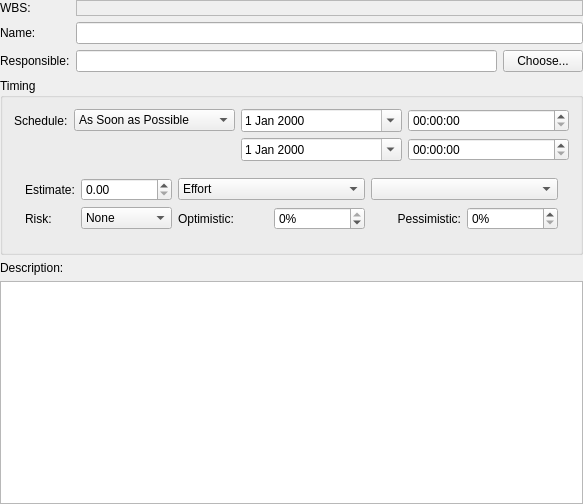
Old version of the form kplato/libs/ui/kpttaskgeneralpanelbase.ui in the repository KDE/calligra.
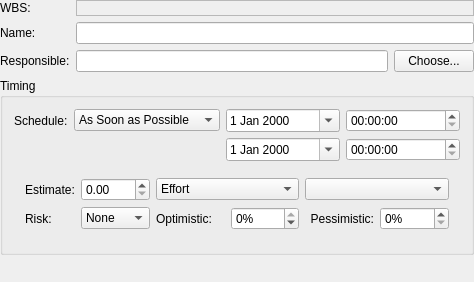
New version of the form. Custom widgets are drawn as their Qt base class.

Commit message: Mainly ui: i18n strings, remove icons from view selector, tab oreders, buddies, make description rich text editable.

The edit to the form file:
```diff
--- a/kplato/libs/ui/kpttaskgeneralpanelbase.ui
+++ b/kplato/libs/ui/kpttaskgeneralpanelbase.ui
@@ -7,8 +7,8 @@
    <rect>
     <x>0</x>
     <y>0</y>
-    <width>583</width>
-    <height>504</height>
+    <width>474</width>
+    <height>282</height>
    </rect>
   </property>
   <layout class="QVBoxLayout" name="verticalLayout">
@@ -420,32 +420,17 @@
     </widget>
    </item>
    <item>
-    <widget class="QLabel" name="descriptionlabell6">
-     <property name="sizePolicy">
-      <sizepolicy hsizetype="Fixed" vsizetype="Preferred">
-       <horstretch>0</horstretch>
-       <verstretch>0</verstretch>
-      </sizepolicy>
+    <spacer name="verticalSpacer">
+     <property name="orientation">
+      <enum>Qt::Vertical</enum>
      </property>
-     <property name="text">
-      <string>Description:</string>
+     <property name="sizeHint" stdset="0">
+      <size>
+       <width>20</width>
+       <height>42</height>
+      </size>
      </property>
-     <property name="wordWrap">
-      <bool>false</bool>
-     </property>
-     <property name="buddy">
-      <cstring>descriptionfield</cstring>
-     </property>
-    </widget>
-   </item>
-   <item>
-    <widget class="KTextEdit" name="descriptionfield">
-     <property name="whatsThis">
-      <string>A description of the task.
-
-Here you can enter any additional text you want to be stored with the task. This can for example be a short summary of the task or various notes.</string>
-     </property>
-    </widget>
+    </spacer>
    </item>
   </layout>
  </widget>
@@ -462,12 +447,6 @@
    <header>klineedit.h</header>
    <container>1</container>
   </customwidget>
-  <customwidget>
-   <class>KTextEdit</class>
-   <extends>QTextEdit</extends>
-   <header>ktextedit.h</header>
-   <container>1</container>
-  </customwidget>
   <customwidget>
    <class>DurationSpinBox</class>
    <extends>QDoubleSpinBox</extends>
```
Left out of the diff: 3 changed lines with no effect on the pictures. The commit also changes 21 other files.
